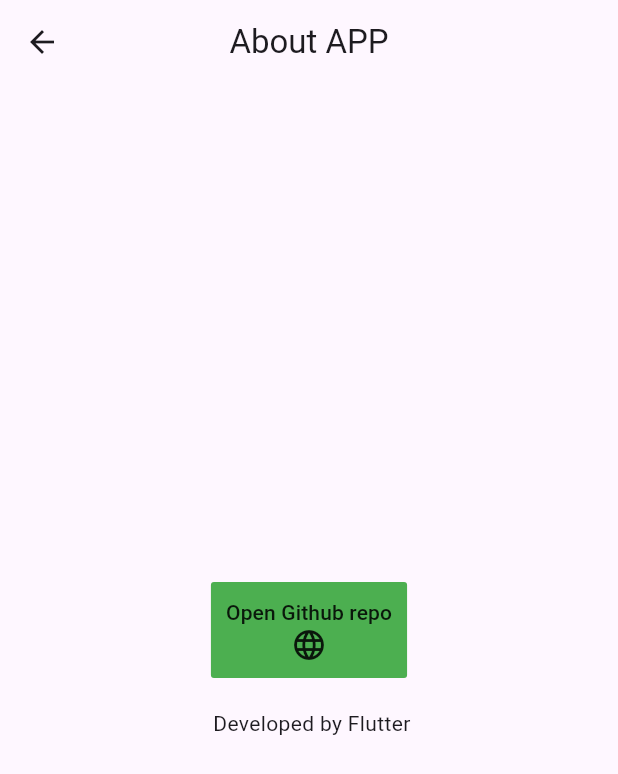
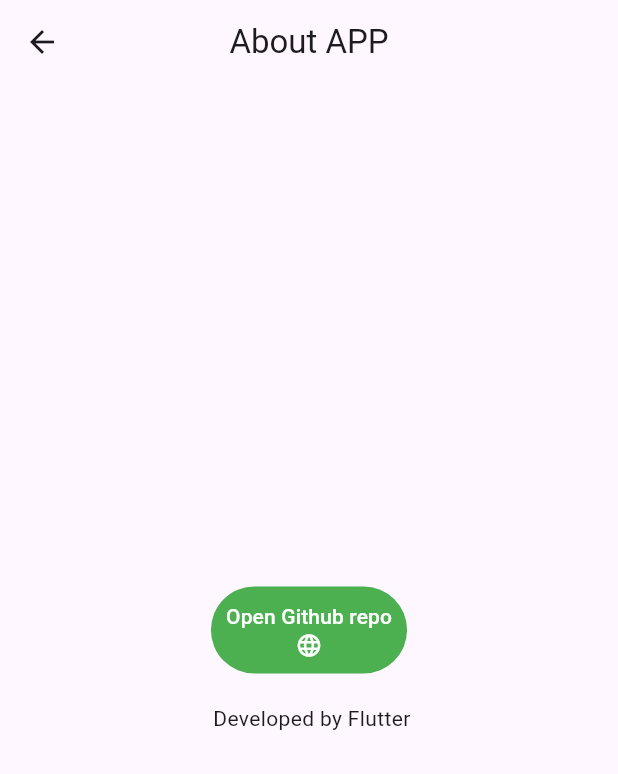
Before and after one commit to HJaliliani/flutter_web_view, a Flutter app: the screen it shows after launch, in the side drawer, after a tap on "About...", on a phone screen of 412 x 824 dp. Shown: the top 774 px of the screen. Run offline on Flutter 3.47's test engine with Material 3 defaults, Android fonts, the phone set to English and light mode, and no system bars; our stand-ins replace webview_flutter; missing offline and left inert: flutter_statusbarcolor_ns.

Commit message:
Migrate to Flutter 3.32.2 and Null Safety
This commit updates the project to be compatible with Flutter 3.32.2 and Dart null safety.

Key changes:
- Updated Flutter SDK constraint in `pubspec.yaml` to `>=2.19.0 <4.0.0`.
- Updated dependencies to their latest null-safe versions:
    - `cupertino_icons`: `^1.0.6`
    - `webview_flutter`: `^4.4.4`
    - `url_launcher`: `^6.2.5`
    - Replaced `flutter_statusbarcolor` with `flutter_statusbarcolor_ns: ^0.5.0`.
- Performed Android V2 embedding migration as required by updated plugins.
- Manually migrated all Dart code to null safety.
- Replaced deprecated widgets and properties:
    - `FlatButton` replaced with `TextButton`.
    - `BottomNavigationBarItem`'s `title` property replaced with `label`.
- Adapted `placeholder_widget.dart` to breaking changes in `webview_flutter` v4.x, converting it to a StatefulWidget and using `WebViewController`.
- Updated `main.dart` to use `flutter_statusbarcolor_ns` and ensure proper initialization.

```diff
--- a/lib/about.dart
+++ b/lib/about.dart
@@ -2,6 +2,8 @@ import 'package:flutter/material.dart';
 import 'package:url_launcher/url_launcher.dart';
 
 class AboutPage extends StatefulWidget {
+  const AboutPage({Key? key}) : super(key: key);
+
   @override
   _AboutPageState createState() =>  _AboutPageState();
 }
@@ -11,7 +13,7 @@ class _AboutPageState extends State<AboutPage> {
   Widget build(BuildContext context) {
     return Scaffold(
       appBar: AppBar(
-        title: Text('About APP')  ,
+        title: const Text('About APP')  , // Added const
         centerTitle: true,
       ),
       // Text("This app developed by Flutter ."
@@ -19,18 +21,21 @@ class _AboutPageState extends State<AboutPage> {
         child: Column(
           mainAxisAlignment: MainAxisAlignment.center,
           children: <Widget>[
-            FlatButton(
+            TextButton( // Replaced FlatButton with TextButton
               onPressed: () => _launchURL(),
-              color: Colors.green,
-              padding: EdgeInsets.all(10.0),
-              child: Column( // Replace with a Row for horizontal icon + text
-                children: <Widget>[
+              style: TextButton.styleFrom(
+                backgroundColor: Colors.green,
+                padding: const EdgeInsets.all(10.0), // Added const
+                primary: Colors.white, // Explicitly set text/icon color
+              ),
+              child: Column(
+                children: const <Widget>[ // Added const
                   Text("Open Github repo"),
                   Icon(Icons.language)
                 ],
               ),
             ),
-            Text("\n Developed by Flutter"),
+            const Text("\n Developed by Flutter"), // Added const
         ],
         ),
       ),
@@ -38,9 +43,9 @@ class _AboutPageState extends State<AboutPage> {
   }
 
   _launchURL() async {
-    const url = 'https://github.com/HJaliliani/flutter_web_view';
-    if (await canLaunch(url)) {
-      await launch(url);
+    final Uri url = Uri.parse('https://github.com/HJaliliani/flutter_web_view'); // Changed to Uri.parse
+    if (await canLaunchUrl(url)) { // Changed to canLaunchUrl
+      await launchUrl(url); // Changed to launchUrl
     } else {
       throw 'Could not launch $url';
     }
--- a/lib/home_widget.dart
+++ b/lib/home_widget.dart
@@ -4,6 +4,8 @@ import './about.dart';
 
 
 class Home extends StatefulWidget {
+  const Home({Key? key}) : super(key: key);
+
   @override
   State<StatefulWidget> createState() {
     return _HomeState();
@@ -71,20 +73,20 @@ class _HomeState extends State<Home> {
         currentIndex: _currentIndex, // this will be set when a new tab is tapped
         items: [
              BottomNavigationBarItem(
-            icon:   Icon(Icons.phonelink_ring),
-            title:   Text('DigiAto'),
+            icon:  const Icon(Icons.phonelink_ring),
+            label: 'DigiAto',
           ),
              BottomNavigationBarItem(
-            icon:   Icon(Icons.language),
-            title:   Text('GadgetNews'),
+            icon:  const Icon(Icons.language),
+            label: 'GadgetNews',
           ),
              BottomNavigationBarItem(
-              icon: Icon(Icons.laptop_chromebook),
-              title: Text('Zoomit')
+              icon: const Icon(Icons.laptop_chromebook),
+              label: 'Zoomit',
           ),
              BottomNavigationBarItem(
-                 icon: Icon(Icons.important_devices),
-                 title: Text('Click')
+                 icon: const Icon(Icons.important_devices),
+                 label: 'Click',
              ),
         ],
 
--- a/lib/main.dart
+++ b/lib/main.dart
@@ -1,15 +1,19 @@
 import 'package:flutter/material.dart';
 import 'home_widget.dart';
 //import 'package:flutter/services.dart';
-import 'package:flutter_statusbarcolor/flutter_statusbarcolor.dart';
+import 'package:flutter_statusbarcolor_ns/flutter_statusbarcolor_ns.dart';
 
+Future<void> main() async {
+  WidgetsFlutterBinding.ensureInitialized();
+  await FlutterStatusbarcolor.setStatusBarColor(Colors.blue);
+  runApp(App());
+}
 
-void main() => runApp(App());
 class App extends StatelessWidget {
+  const App({Key? key}) : super(key: key); // Added const constructor with optional key
+
   @override
   Widget build(BuildContext context) {
-    FlutterStatusbarcolor.setStatusBarColor(Colors.blue);
-
     /*SystemChrome.setSystemUIOverlayStyle(SystemUiOverlayStyle(
       systemNavigationBarColor: Colors.blue, // navigation bar color
       statusBarColor: Colors.blue, // status bar color
@@ -17,7 +21,7 @@ class App extends StatelessWidget {
 
     return MaterialApp(
       title: 'WebView Flutter',
-      home: Home(),
+      home: Home(), // Assuming Home() will be updated for null safety
     );
   }
 }
--- a/lib/placeholder_widget.dart
+++ b/lib/placeholder_widget.dart
@@ -1,30 +1,31 @@
 import 'package:flutter/material.dart';
-import 'package:webview_flutter/webview_flutter.dart'; // Developed by  flutter team : widget  WebView
+import 'package:webview_flutter/webview_flutter.dart';
 
+class MyPlaceholderWidget extends StatefulWidget {
+  final String url;
 
-class MyPlaceholderWidget extends StatelessWidget {
+  const MyPlaceholderWidget(this.url, {super.key});
 
-  var url = 'https://www.google.com'  ;
-  final key = UniqueKey();
+  @override
+  State<MyPlaceholderWidget> createState() => _MyPlaceholderWidgetState();
+}
 
-  MyPlaceholderWidget(String url){
-    this.url = url ;
+class _MyPlaceholderWidgetState extends State<MyPlaceholderWidget> {
+  late final WebViewController _controller;
+
+  @override
+  void initState() {
+    super.initState();
+    _controller = WebViewController()
+      ..setJavaScriptMode(JavaScriptMode.unrestricted)
+      ..loadRequest(Uri.parse(widget.url));
   }
 
   @override
   Widget build(BuildContext context) {
-
-   return WebView(
-        key: key,
-        javascriptMode: JavascriptMode.unrestricted,
-        initialUrl: url,
-       onWebViewCreated: (WebViewController webViewController){
-      });
-
-
-
-   }
-
-
-
+    return WebViewWidget(
+      key: widget.key, // Use the key passed from the constructor
+      controller: _controller,
+    );
   }
+}
```
Also changed, not shown: pubspec.yaml (+5 -5 lines), pubspec.lock, 5 other files.
